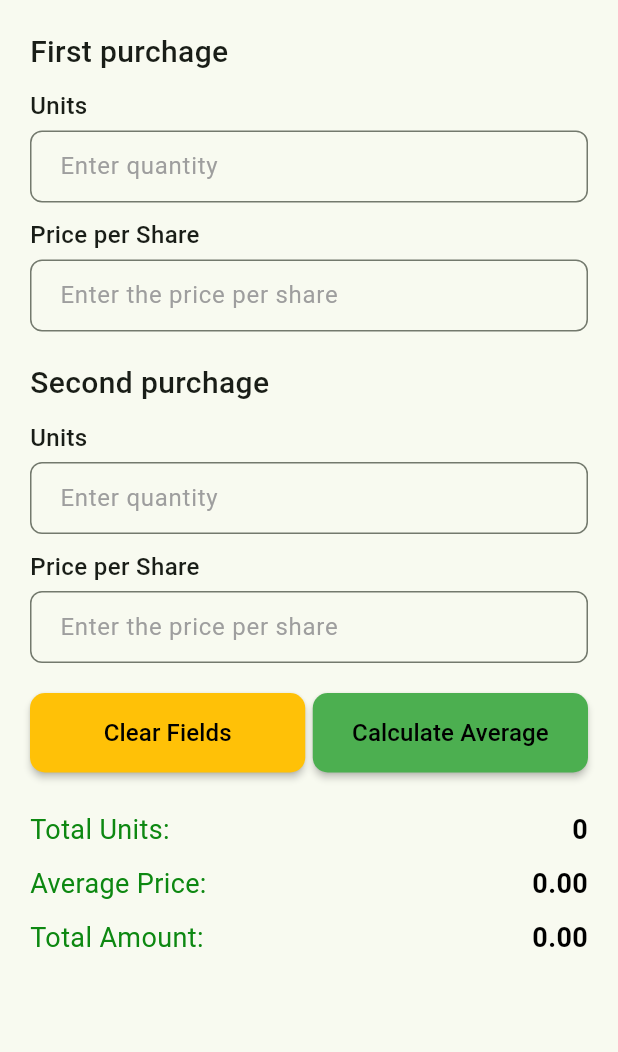
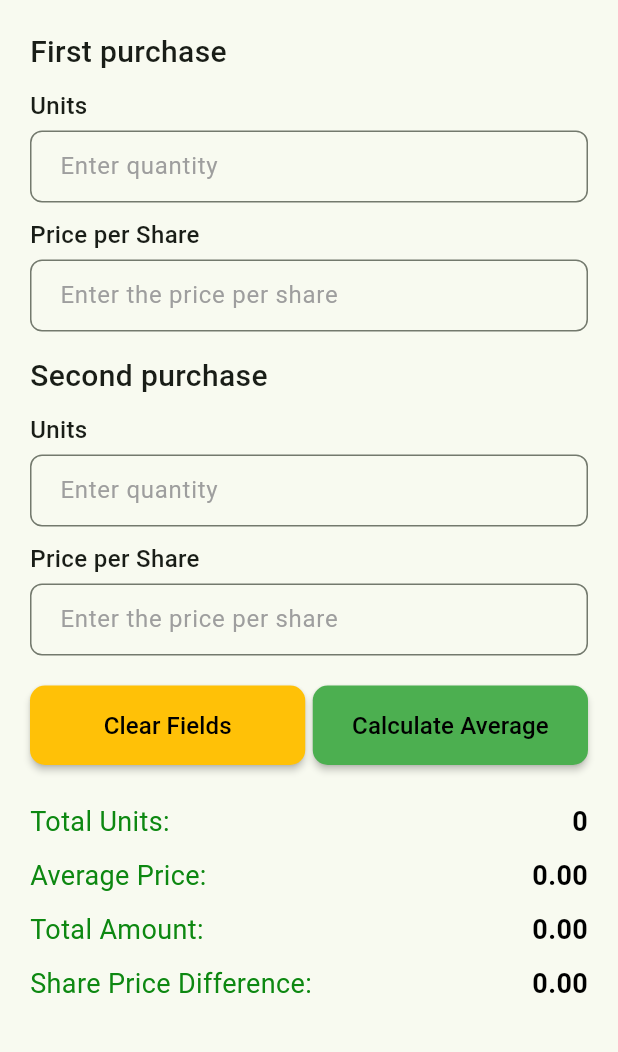
Before and after one commit to shakilahmad10/stock_average_calculator, a Flutter app: the screen it shows after launch, on a phone screen of 412 x 824 dp, the part 84-1136 px from its top. Run offline on Flutter 3.47's test engine with Material 3 defaults, Android fonts, the phone set to English and light mode, and no system bars; our stand-ins replace get.

Commit message:
singlechildscroll view and stringfixedas(20)

```diff
--- a/lib/controller/stock_controller.dart
+++ b/lib/controller/stock_controller.dart
@@ -3,25 +3,18 @@ import 'package:get/state_manager.dart';
 class StockController extends GetxController {
   RxDouble averagePrice = 0.0.obs;
   RxInt totalUnits = 0.obs;
+  RxDouble firstPurchase = 0.0.obs;
+  RxDouble secondPurchase = 0.0.obs;
   RxDouble totalAmount = 0.0.obs;
+  RxBool isVisible = false.obs;
+  RxDouble priceDifference = 0.0.obs;
 
   void calculateAverage(int q1, double p1, int q2, double p2) {
-    // print("$q1, $p1, $q2, $p2 ...................calculating");
-    // var totalQty = q1 + q2;
-    // var totalPrice = p1 + p2;
-    // totalUnits.value = totalQty;
-    // totalAmount.value = totalPrice;
-
-    // print(totalUnits.value);
-    // print(totalAmount.value);
-
-    // if (q1 > 0 && p1 > 0 && q2 > 0 && p2 > 0) {
-    //   averagePrice.value = ((q1 * p1) + (q2 * p2)) / (q1 + q2);
-    // } else {
-    //   averagePrice.value = 0.0; // Default value if input is invalid
-    // }
-
+    isVisible.value = true;
     if (q1 > 0 && p1 > 0 && q2 > 0 && p2 > 0) {
+      firstPurchase.value = q1 * p1;
+      secondPurchase.value = q2 * p2;
+      priceDifference.value = p1 - p2;
       totalUnits.value = (q1 + q2).toInt();
       totalAmount.value = (q1 * p1) + (q2 * p2);
       averagePrice.value = totalAmount.value / totalUnits.value;
@@ -36,5 +29,6 @@ class StockController extends GetxController {
     averagePrice.value = 0.0;
     totalAmount.value = 0.0;
     totalUnits.value = 0;
+    isVisible.value = false;
   }
 }
--- a/lib/views/stock_calculator_screen.dart
+++ b/lib/views/stock_calculator_screen.dart
@@ -19,13 +19,14 @@ class StockCalculatorScreen extends StatelessWidget {
         backgroundColor: Theme.of(context).colorScheme.inversePrimary,
         title: Text("Stock Average Calculator"),
       ),
-      body: Padding(
+      body: SingleChildScrollView(
+        child: Padding(
           padding: const EdgeInsets.all(20.0),
           child: Column(
             crossAxisAlignment: CrossAxisAlignment.start,
             children: <Widget>[
               Text(
-              "First purchage",
+                "First purchase",
                 style: TextStyle(fontWeight: FontWeight.w500, fontSize: 20),
               ),
               const SizedBox(height: 10),
@@ -35,10 +36,19 @@ class StockCalculatorScreen extends StatelessWidget {
               const SizedBox(height: 10),
               _buildInputField("Price per Share", "Enter the price per share",
                   firstPriceController),
-            const SizedBox(height: 20),
+
+              Obx(() {
+                if (stockController.isVisible.value) {
+                  return _investmentAmountDisplay("First Investment",
+                      stockController.firstPurchase.value.toStringAsFixed(2));
+                } else {
+                  return SizedBox.shrink();
+                }
+              }),
+              const SizedBox(height: 15),
               //second---------------------------------------------------
               Text(
-              "Second purchage",
+                "Second purchase",
                 style: TextStyle(fontWeight: FontWeight.w500, fontSize: 20),
               ),
               const SizedBox(height: 10),
@@ -47,6 +57,14 @@ class StockCalculatorScreen extends StatelessWidget {
               const SizedBox(height: 10),
               _buildInputField("Price per Share", "Enter the price per share",
                   secondPriceController),
+              Obx(() {
+                if (stockController.isVisible.value) {
+                  return _investmentAmountDisplay("Second Investment",
+                      stockController.secondPurchase.value.toStringAsFixed(2));
+                } else {
+                  return SizedBox.shrink();
+                }
+              }),
               const SizedBox(height: 20),
 
               //button row
@@ -56,7 +74,6 @@ class StockCalculatorScreen extends StatelessWidget {
                   Expanded(
                     child: ElevatedButton(
                       onPressed: () {
-                      print("clearing the fields");
                         firstQuantityController.clear();
                         firstPriceController.clear();
                         secondQuantityController.clear();
@@ -106,7 +123,8 @@ class StockCalculatorScreen extends StatelessWidget {
 
                         if (q1 <= 0 || p1 <= 0 || q2 <= 0 || p2 <= 0) {
                           ScaffoldMessenger.of(context).showSnackBar(SnackBar(
-                          content: Text("Please enter valid positive numbers."),
+                            content:
+                                Text("Please enter valid positive numbers."),
                             backgroundColor: Colors.red,
                           ));
                           return;
@@ -135,33 +153,59 @@ class StockCalculatorScreen extends StatelessWidget {
                   crossAxisAlignment: CrossAxisAlignment.start,
                   children: [
                     _customTextDisplay("Total Units: ",
-                      stockController.totalUnits.value.toString()),
-                  _customTextDisplay("Average Price: ",
-                      stockController.averagePrice.value.toStringAsFixed(2)),
-                  _customTextDisplay("Total Amount: ",
-                      stockController.totalAmount.value.toStringAsFixed(2)),
+                        stockController.totalUnits.value.toString(), 18),
+                    _customTextDisplay(
+                        "Average Price: ",
+                        stockController.averagePrice.value.toStringAsFixed(2),
+                        18),
+                    _customTextDisplay(
+                        "Total Amount: ",
+                        stockController.totalAmount.value.toStringAsFixed(2),
+                        18),
+                    _customTextDisplay(
+                        "Share Price Difference: ",
+                        stockController.priceDifference.value
+                            .toStringAsFixed(2),
+                        18),
                   ],
                 );
               }),
             ],
           ),
         ),
+      ),
     );
   }
 
-  Widget _customTextDisplay(String label, String value) {
-    print("$label $value"); // Log label and value for debugging
+  Widget _investmentAmountDisplay(String label, String amount) {
+    return Row(
+      mainAxisAlignment: MainAxisAlignment.end,
+      children: [
+        Text(
+          label,
+          style: TextStyle(color: const Color.fromARGB(255, 1, 131, 6)),
+        ),
+        const SizedBox(
+          width: 6,
+        ),
+        Text(
+          amount,
+          style: TextStyle(color: Colors.black, fontWeight: FontWeight.bold),
+        )
+      ],
+    );
+  }
 
+  Widget _customTextDisplay(String label, String value, double fontSize) {
     return Padding(
       padding: const EdgeInsets.symmetric(vertical: 5.0),
       child: Row(
-        mainAxisAlignment:
-            MainAxisAlignment.spaceBetween, // Align text in a straight column
+        mainAxisAlignment: MainAxisAlignment.spaceBetween,
         children: [
           Text(
             label,
-            style: const TextStyle(
-              fontSize: 18,
+            style: TextStyle(
+              fontSize: fontSize,
               fontWeight: FontWeight.w400,
               color: Color.fromARGB(255, 13, 136, 17),
             ),
```
Lines whose indentation alone changed are shown as unchanged.
